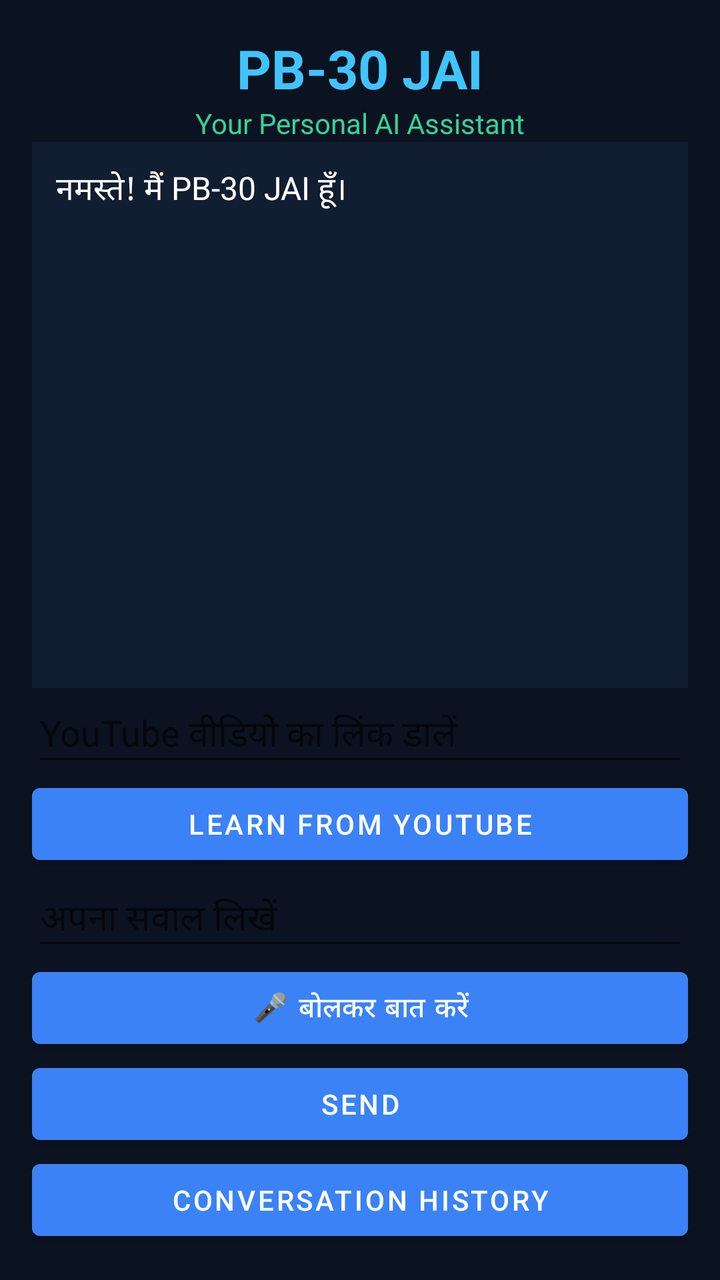
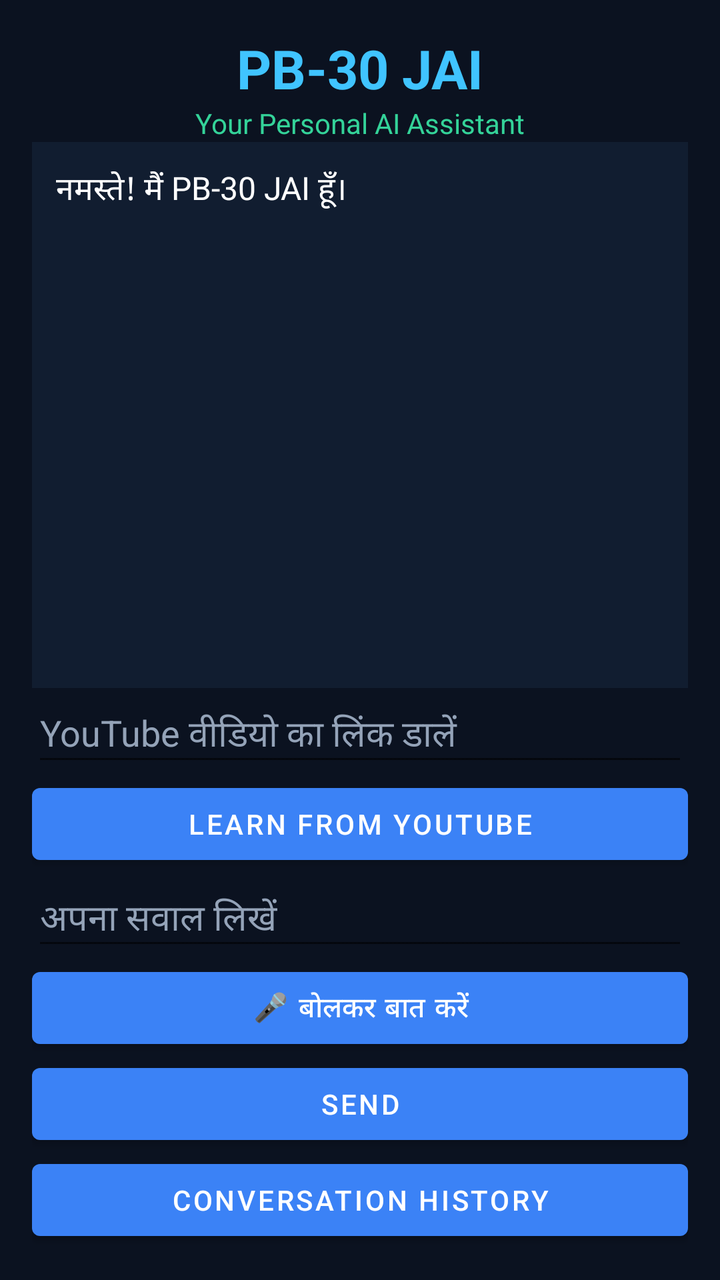

The first picture is an Android layout as it rendered before a commit; the second is the same layout after the commit. The layout source and the unified diff follow.
<!-- AndroidManifest.xml: application theme AppTheme -->
<!-- res/layout/activity_main.xml -->
<?xml version="1.0" encoding="utf-8"?>
<LinearLayout xmlns:android="http://schemas.android.com/apk/res/android"
    android:layout_width="match_parent"
    android:layout_height="match_parent"
    android:orientation="vertical"
    android:background="#0B1220"
    android:padding="16dp">

    <TextView
        android:layout_width="match_parent"
        android:layout_height="wrap_content"
        android:text="PB-30 JAI"
        android:textColor="#40C4FF"
        android:textSize="27sp"
        android:textStyle="bold"
        android:gravity="center"/>

    <TextView
        android:layout_width="match_parent"
        android:layout_height="wrap_content"
        android:text="Your Personal AI Assistant"
        android:textColor="#34D399"
        android:gravity="center"/>

    <ScrollView
        android:layout_width="match_parent"
        android:layout_height="0dp"
        android:layout_weight="1"
        android:background="#111D30"
        android:padding="12dp">

        <TextView
            android:id="@+id/chatText"
            android:layout_width="match_parent"
            android:layout_height="wrap_content"
            android:text="नमस्ते! मैं PB-30 JAI हूँ।"
            android:textColor="#FFFFFF"
            android:textSize="16sp"/>
    </ScrollView>
    <EditText
        android:id="@+id/youtubeInput"
        android:layout_width="match_parent"
        android:layout_height="wrap_content"
        android:hint="YouTube वीडियो का लिंक डालें"
        android:textColor="#FFFFFF"
        android:hintTextColor="#94A3B8"
        android:singleLine="true"
        android:inputType="textUri"/>

    <Button
        android:id="@+id/youtubeBtn"
        android:layout_width="match_parent"
        android:layout_height="wrap_content"
        android:text="Learn from YouTube"/>

    <EditText
        android:id="@+id/messageInput"
        android:layout_width="match_parent"
        android:layout_height="wrap_content"
        android:hint="अपना सवाल लिखें"
        android:textColor="#FFFFFF"
        android:hintTextColor="#94A3B8"
        android:inputType="textMultiLine"
        android:maxLines="3"/>
    <Button
        android:id="@+id/voiceBtn"
        android:layout_width="match_parent"
        android:layout_height="wrap_content"
        android:text="🎤 बोलकर बात करें"/>

    <Button
        android:id="@+id/sendBtn"
        android:layout_width="match_parent"
        android:layout_height="wrap_content"
        android:text="Send"/>

    <Button
        android:id="@+id/historyBtn"
        android:layout_width="match_parent"
        android:layout_height="wrap_content"
        android:text="Conversation History"/>

</LinearLayout>
<!-- resources referenced by this layout -->
<resources>
  <style name="AppTheme" parent="Theme.MaterialComponents.Light.NoActionBar">
          <item name="colorPrimary">#3B82F6</item>
          <item name="colorPrimaryVariant">#135ace</item>
          <item name="colorOnPrimary">#FFFFFF</item>
          <item name="android:statusBarColor">#3B82F6</item>
          <item name="android:windowBackground">@color/bg_color</item>
      </style>
  <color name="bg_color">#FAFAFA</color>
</resources>

<!-- the commit's change to res/layout/activity_main.xml (unified diff, before → after) -->
@@ -43,7 +43,7 @@
         android:layout_height="wrap_content"
         android:hint="YouTube वीडियो का लिंक डालें"
         android:textColor="#FFFFFF"
-        android:hintTextColor="#94A3B8"
+        android:textColorHint="#94A3B8"
         android:singleLine="true"
         android:inputType="textUri"/>
 
@@ -59,7 +59,7 @@
         android:layout_height="wrap_content"
         android:hint="अपना सवाल लिखें"
         android:textColor="#FFFFFF"
-        android:hintTextColor="#94A3B8"
+        android:textColorHint="#94A3B8"
         android:inputType="textMultiLine"
         android:maxLines="3"/>
     <Button
